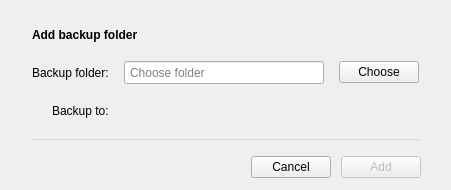
First picture: the form in src/MEGASync/syncs/gui/Backups/macx/AddBackupDialog.ui, repository meganz/MEGAsync, before the edit.
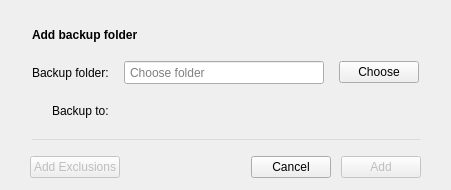
Second picture: the form after the edit.

The edit to the form file:
```diff
--- a/src/MEGASync/syncs/gui/Backups/macx/AddBackupDialog.ui
+++ b/src/MEGASync/syncs/gui/Backups/macx/AddBackupDialog.ui
@@ -216,6 +216,19 @@
         <property name="bottomMargin">
          <number>0</number>
         </property>
+        <item>
+         <widget class="QPushButton" name="bAddExclusions">
+          <property name="enabled">
+           <bool>false</bool>
+          </property>
+          <property name="text">
+           <string>Add Exclusions</string>
+          </property>
+          <property name="default">
+           <bool>true</bool>
+          </property>
+         </widget>
+        </item>
         <item>
          <spacer name="horizontalSpacer">
           <property name="orientation">
```
